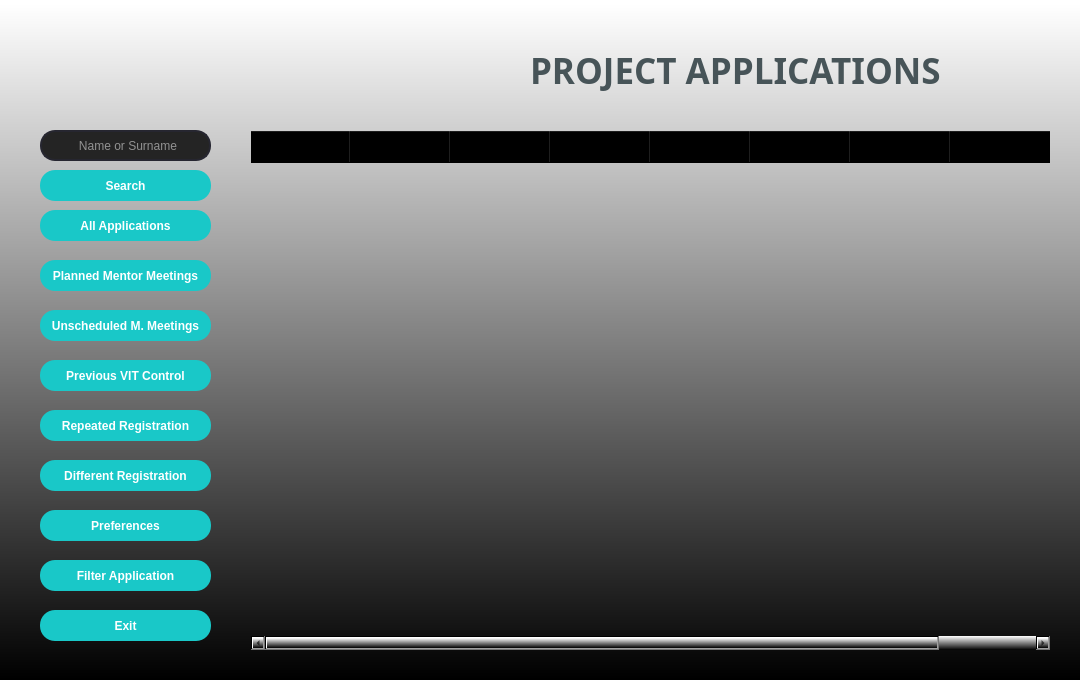
The window that applications_ui.ui (ibrahimes82/VIT3-Python-Module-Week7) describes before a commit, drawn with Qt 5.
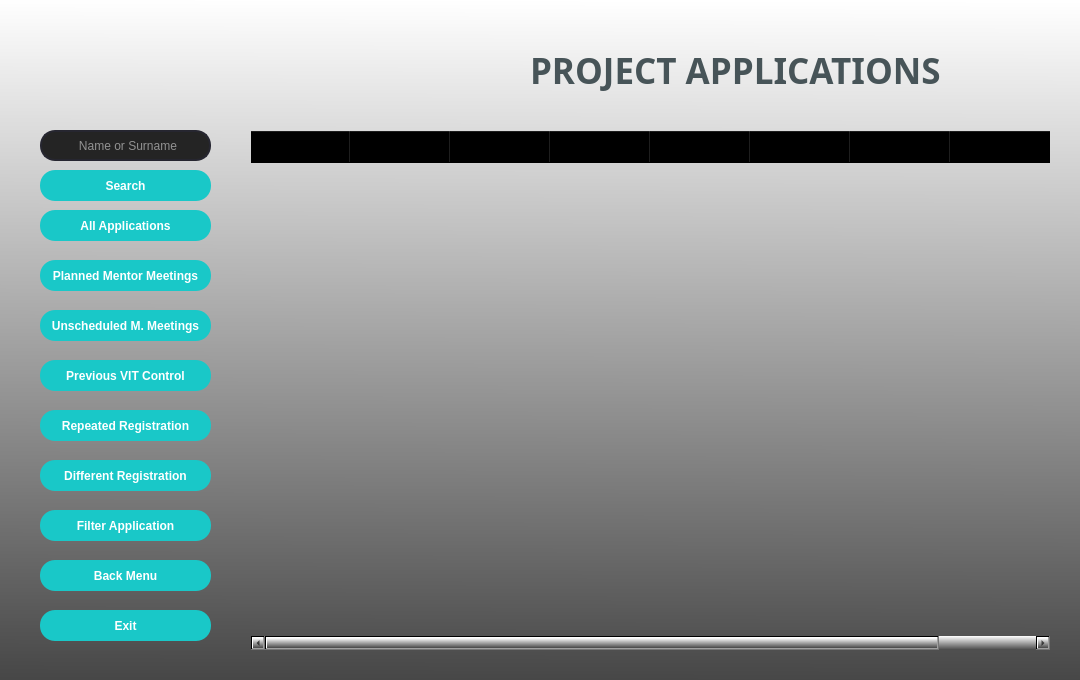
The same window after the commit. Icons and pictures are not drawn.

```diff
--- a/applications_ui.ui
+++ b/applications_ui.ui
@@ -30,7 +30,7 @@
     <normaloff>pictures/wehere_icon.png</normaloff>pictures/wehere_icon.png</iconset>
   </property>
   <property name="styleSheet">
-   <string notr="true">background-color: qlineargradient(spread:pad, x1:0.499773, y1:1, x2:0.5, y2:0.00568182, stop:0 rgba(0, 0, 0, 255), stop:1 rgba(255, 255, 255, 255));</string>
+   <string notr="true">background-color: qlineargradient(spread:pad, x1:0.489, y1:1, x2:0.494, y2:0, stop:0 rgba(71, 71, 71, 255), stop:1 rgba(255, 255, 255, 255));</string>
   </property>
   <widget class="QPushButton" name="pushButton_app_all_app">
    <property name="geometry">
@@ -225,36 +225,7 @@
     <string>Different Registration</string>
    </property>
   </widget>
-  <widget class="QPushButton" name="pushButton_app_preferences">
-   <property name="geometry">
-    <rect>
-     <x>40</x>
-     <y>510</y>
-     <width>171</width>
-     <height>31</height>
-    </rect>
-   </property>
-   <property name="font">
-    <font>
-     <family>Arial</family>
-     <bold>true</bold>
-    </font>
-   </property>
-   <property name="styleSheet">
-    <string notr="true">QPushButton{
-	border-radius : 15px;
-	background-color : rgb(25, 200, 200);
-	color: rgb(255, 255, 255);
-}
-QPushButton:hover{
-	background-color: rgb(20, 135, 135);
-}</string>
-   </property>
-   <property name="text">
-    <string>Preferences</string>
-   </property>
-  </widget>
-  <widget class="QPushButton" name="pushButton_app_filter_app">
+  <widget class="QPushButton" name="pushButton_app_back_menu">
    <property name="geometry">
     <rect>
      <x>40</x>
@@ -277,6 +248,37 @@
 }
 QPushButton:hover{
 	background-color: rgb(20, 135, 135);
+ border: 2px solid rgb(162, 0, 0);
+}</string>
+   </property>
+   <property name="text">
+    <string>Back Menu</string>
+   </property>
+  </widget>
+  <widget class="QPushButton" name="pushButton_app_filter_app">
+   <property name="geometry">
+    <rect>
+     <x>40</x>
+     <y>510</y>
+     <width>171</width>
+     <height>31</height>
+    </rect>
+   </property>
+   <property name="font">
+    <font>
+     <family>Arial</family>
+     <bold>true</bold>
+    </font>
+   </property>
+   <property name="styleSheet">
+    <string notr="true">QPushButton{
+	border-radius : 15px;
+	background-color : rgb(25, 200, 200);
+	color: rgb(255, 255, 255);
+}
+QPushButton:hover{
+	background-color: rgb(20, 135, 135);
+ border: 2px solid rgb(162, 0, 0);
 }</string>
    </property>
    <property name="text">
```
Left out of the diff: 8 changed lines with no effect on the pictures.
